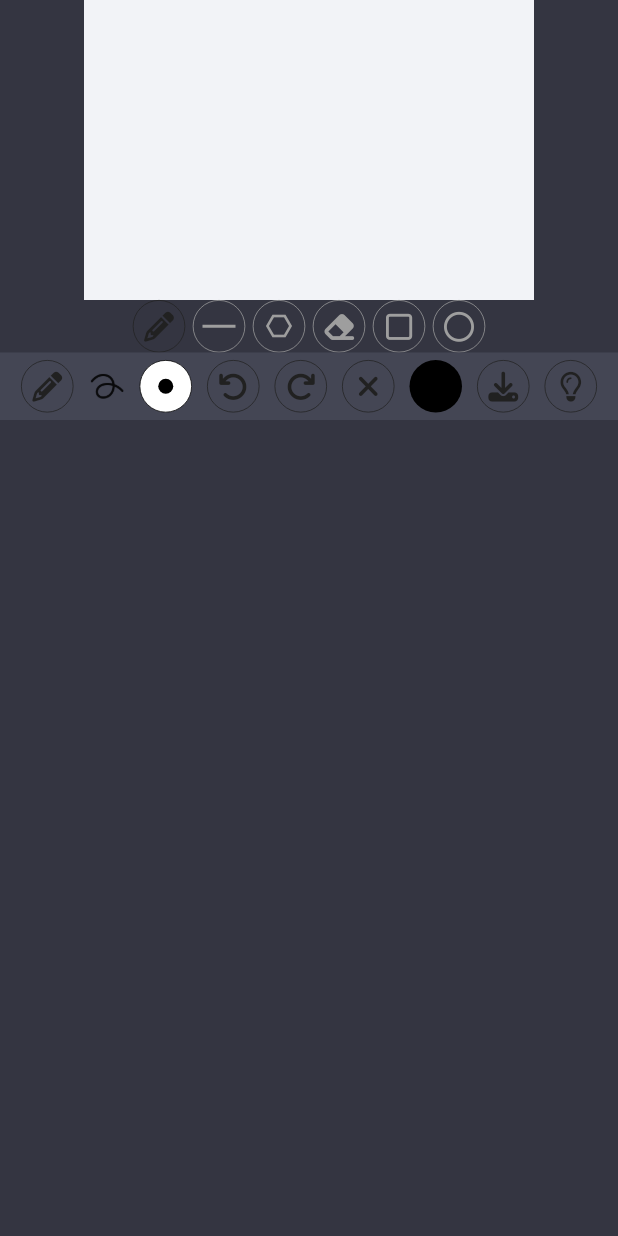
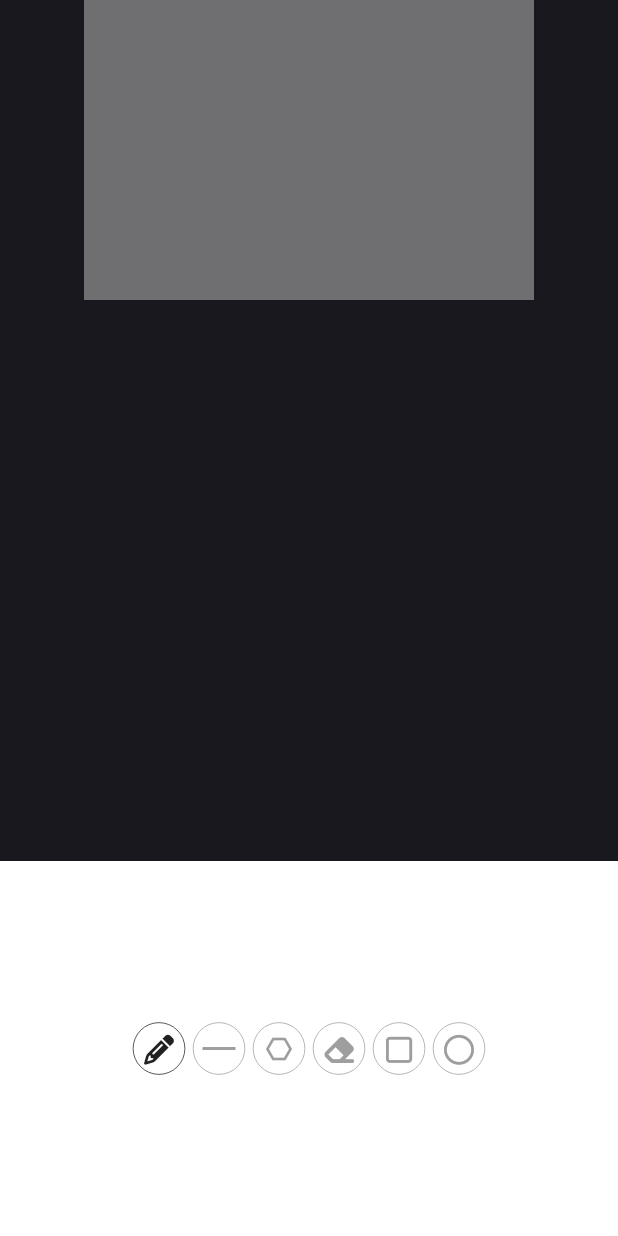
Before and after one commit to WangWeiqiang/AiFusion, a Flutter app: the DrawingScreen screen opened directly, after a tap on an icon or button, on a phone screen of 412 x 824 dp. Run offline on Flutter 3.47's test engine with Material 2 defaults, Android fonts, the light colour scheme and no system bars; our stand-ins replace animated_text_kit, bubble, file_picker, flutter_colorpicker, flutter_hooks, flutter_spinkit and 4 more; missing offline and left inert: azblob, cached_memory_image, dart:ffi, file_saver, stability_sdk, universal_html.

Commit message:
use bottomsheet for settings of patin screen

```diff
--- a/lib/screens/drawing_screen.dart
+++ b/lib/screens/drawing_screen.dart
@@ -97,100 +97,17 @@ class DrawingScreen extends HookWidget {
 
       return FontAwesomeIcons.pencil;
     }
-    return Scaffold(
-      body: SafeArea(
-        child:Column(
-          children:[
-            Container(
-              color: kCanvasColor,
-              //width: double.maxFinite,
-              //height: double.maxFinite,
-              child: DrawingCanvas(
-                width: 300,//MediaQuery.of(context).size.width,
-                height: 200,// MediaQuery.of(context).size.height,
-                drawingMode: drawingMode,
-                selectedColor: selectedColor,
-                strokeSize: strokeSize,
-                eraserSize: eraserSize,
-                sideBarController: animationController,
-                currentSketch: currentSketch,
-                allSketches: allSketches,
-                canvasGlobalKey: canvasGlobalKey,
-                filled: filled,
-                polygonSides: polygonSides,
-                backgroundImage: backgroundImage,
-              ),
-            ),
 
-            Expanded(child: Align(alignment: FractionalOffset.bottomCenter,
-              heightFactor: 100,
-              child: Column(
-                children: [
-                  //stroke size setting
-                  Visibility(
-                    visible: showSize.value,
-                    child:
-                          Slider(
-                            value: strokeSize.value,
-                            min: 0,
-                            max: 50,
-                            onChanged: (val) {
-                              strokeSize.value = val;
-                              eraserSize.value = val;
-                            },
-                          )
-                  ),
-
-                  //color settings
-                  Visibility(
-                  visible: showColorSetting.value,
-                  child: Wrap(
-                    alignment: WrapAlignment.center,
-                    spacing: 2,
-                    runSpacing: 2,
-                    children: [
-                      for (Color color in colors)
-                        MouseRegion(
-                          cursor: SystemMouseCursors.click,
-                          child: GestureDetector(
-                            onTap: () => selectedColor.value = color,
-                            child: Container(
-                              height: 25,
-                              width: 25,
-                              decoration: BoxDecoration(
-                                color: color,
-                                border: Border.all(
-                                    color: selectedColor.value == color
-                                        ? Colors.blue
-                                        : Colors.grey,
-                                    width:selectedColor.value==color? 2: 0),
-                                borderRadius: const BorderRadius.all(Radius.circular(20)),
-                              ),
-                            ),
-                          ),
-                        ),
-
-                        MouseRegion(
-                          cursor: SystemMouseCursors.click,
-                          child: GestureDetector(
-                            onTap: () {
-                              showColorWheel(context, selectedColor);
-                            },
-                            child: SvgPicture.asset(
-                              'assets/images/color_wheel.svg',
-                              height: 30,
-                              width: 30,
-                            ),
-                          ),
-                        ),
-                    ],
-                  ),
-
-                ),
-
-                  //paint tools
-                  Visibility(
-                    visible: showPaintToolSetting.value,
+    void _showPaintTool(BuildContext context){
+      showModalBottomSheet(
+        elevation: 10,
+        backgroundColor: cardColor,
+        context:context,
+        builder: (context) =>Container(
+          width: 300,
+          height: 250,
+          color: Colors.white,
+          alignment: Alignment.center,
           child:Wrap(
                       alignment: WrapAlignment.start,
                       spacing: 5,
@@ -244,10 +161,111 @@ class DrawingScreen extends HookWidget {
                           tooltip: 'Circle',
                         ),
                       ],
+                    )
+        ));
+    }
+    void _showPaintSize(BuildContext context){
+
+      showModalBottomSheet(
+        elevation: 10,
+        context: context,
+        backgroundColor: cardColor,
+        builder: (context)=>Container(
+          width: 300,
+          height: 250,
+          color: cardColor,
+          alignment: Alignment.center,
+          child:  Slider(
+              value: strokeSize.value,
+              min: 0,
+              max: 50,
+              onChanged: (val) {
+                strokeSize.value = val;
+                eraserSize.value = val;
+              },)
+        ));
+    }
+    void _showColorSettings(BuildContext context){
+      showModalBottomSheet(
+        context: context,
+        elevation: 10,
+        backgroundColor:cardColor,
+        builder: (context)=>Container(
+          width: 300,
+          height: 250,
+          child: Wrap(
+                    alignment: WrapAlignment.center,
+                    spacing: 2,
+                    runSpacing: 2,
+                    children: [
+                      for (Color color in colors)
+                        MouseRegion(
+                          cursor: SystemMouseCursors.click,
+                          child: GestureDetector(
+                            onTap: () => selectedColor.value = color,
+                            child: Container(
+                              height: 25,
+                              width: 25,
+                              decoration: BoxDecoration(
+                                color: color,
+                                border: Border.all(
+                                    color: selectedColor.value == color
+                                        ? Colors.blue
+                                        : Colors.grey,
+                                    width:selectedColor.value==color? 2: 0),
+                                borderRadius: const BorderRadius.all(Radius.circular(20)),
+                              ),
+                            ),
                           ),
                         ),
 
-                  Material(
+                        MouseRegion(
+                          cursor: SystemMouseCursors.click,
+                          child: GestureDetector(
+                            onTap: () {
+                              showColorWheel(context, selectedColor);
+                            },
+                            child: SvgPicture.asset(
+                              'assets/images/color_wheel.svg',
+                              height: 30,
+                              width: 30,
+                            ),
+                          ),
+                        ),
+                    ],
+                  ),
+      ));
+    }
+    return Scaffold(
+      body: SafeArea(
+        child:Column(
+          children:[
+            Container(
+              color: kCanvasColor,
+              //width: double.maxFinite,
+              //height: double.maxFinite,
+              child: DrawingCanvas(
+                width: 300,//MediaQuery.of(context).size.width,
+                height: 200,// MediaQuery.of(context).size.height,
+                drawingMode: drawingMode,
+                selectedColor: selectedColor,
+                strokeSize: strokeSize,
+                eraserSize: eraserSize,
+                sideBarController: animationController,
+                currentSketch: currentSketch,
+                allSketches: allSketches,
+                canvasGlobalKey: canvasGlobalKey,
+                filled: filled,
+                polygonSides: polygonSides,
+                backgroundImage: backgroundImage,
+              ),
+            ),
+
+            Expanded(
+              child: Align(
+                alignment: FractionalOffset.bottomCenter,
+                heightFactor: 100,
+                child: Material(
                     color: cardColor,
                     child: Padding(
                       padding: const EdgeInsets.all(5),
@@ -259,7 +277,7 @@ class DrawingScreen extends HookWidget {
                           _IconBox(
                             iconData: CurrentDrawIcon(drawingMode.value),
                             selected: true,
-                            onTap: () => {showPaintToolSetting.value=!showPaintToolSetting.value},
+                            onTap: () => {_showPaintTool(context)},
                             tooltip: 'Pencil',
                           ),
                         const SizedBox(width: 10,),
@@ -278,7 +296,7 @@ class DrawingScreen extends HookWidget {
 
                         //stroke size
                         GestureDetector(
-                          onTap: ()=>{showSize.value=!showSize.value},
+                          onTap: ()=>{_showPaintSize(context)},
                           child: Container(
 
                             width: 35,
@@ -351,7 +369,7 @@ class DrawingScreen extends HookWidget {
 
                         //color
                         GestureDetector(
-                          onTap: ()=>{showColorSetting.value=!showColorSetting.value},
+                          onTap: ()=>{_showColorSettings(context)},
                           child: SizedBox(
                             width: 35,
                             height: 35,
@@ -390,9 +408,9 @@ class DrawingScreen extends HookWidget {
                   ),
 
                   ),
-                ],
+
               )
-            )),
+            ),
 
           ],
         ),
```
Lines whose indentation alone changed are shown as unchanged.
